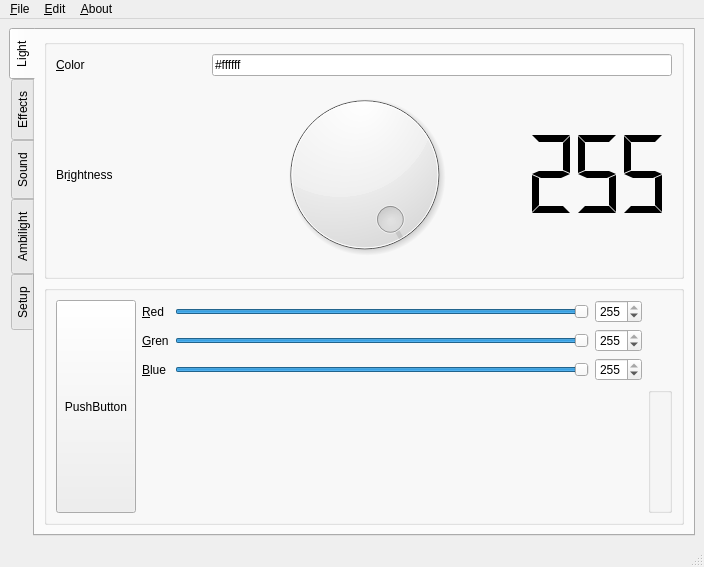
Old version of the form software/mainwindow.ui in the repository elektro-NIK/P3DA.
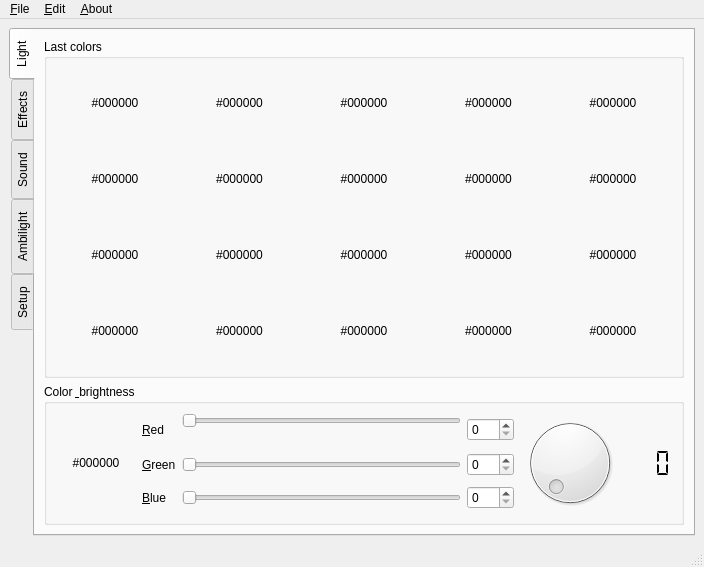
New version of the form. Icons and pictures are not drawn.

Commit message: Redesign 1st page GUI

What changed in the file:
```diff
--- a/software/mainwindow.ui
+++ b/software/mainwindow.ui
@@ -59,24 +59,509 @@
         <string>Light</string>
        </attribute>
        <layout class="QGridLayout" name="gridLayout_2">
-        <item row="4" column="0" rowspan="2" colspan="2">
+        <item row="0" column="0" colspan="2">
+         <widget class="QGroupBox" name="groupBox_3">
+          <property name="title">
+           <string>Last colors</string>
+          </property>
+          <layout class="QGridLayout" name="gridLayout_5">
+           <item row="1" column="1">
+            <widget class="QPushButton" name="pushButton_13">
+             <property name="sizePolicy">
+              <sizepolicy hsizetype="Minimum" vsizetype="Preferred">
+               <horstretch>0</horstretch>
+               <verstretch>0</verstretch>
+              </sizepolicy>
+             </property>
+             <property name="text">
+              <string>#000000</string>
+             </property>
+             <property name="flat">
+              <bool>true</bool>
+             </property>
+            </widget>
+           </item>
+           <item row="1" column="0">
+            <widget class="QPushButton" name="pushButton_12">
+             <property name="sizePolicy">
+              <sizepolicy hsizetype="Minimum" vsizetype="Preferred">
+               <horstretch>0</horstretch>
+               <verstretch>0</verstretch>
+              </sizepolicy>
+             </property>
+             <property name="text">
+              <string>#000000</string>
+             </property>
+             <property name="flat">
+              <bool>true</bool>
+             </property>
+            </widget>
+           </item>
+           <item row="1" column="3">
+            <widget class="QPushButton" name="pushButton_14">
+             <property name="sizePolicy">
+              <sizepolicy hsizetype="Minimum" vsizetype="Preferred">
+               <horstretch>0</horstretch>
+               <verstretch>0</verstretch>
+              </sizepolicy>
+             </property>
+             <property name="text">
+              <string>#000000</string>
+             </property>
+             <property name="flat">
+              <bool>true</bool>
+             </property>
+            </widget>
+           </item>
+           <item row="4" column="0">
+            <widget class="QPushButton" name="pushButton_15">
+             <property name="sizePolicy">
+              <sizepolicy hsizetype="Minimum" vsizetype="Preferred">
+               <horstretch>0</horstretch>
+               <verstretch>0</verstretch>
+              </sizepolicy>
+             </property>
+             <property name="text">
+              <string>#000000</string>
+             </property>
+             <property name="flat">
+              <bool>true</bool>
+             </property>
+            </widget>
+           </item>
+           <item row="4" column="3">
+            <widget class="QPushButton" name="pushButton_17">
+             <property name="sizePolicy">
+              <sizepolicy hsizetype="Minimum" vsizetype="Preferred">
+               <horstretch>0</horstretch>
+               <verstretch>0</verstretch>
+              </sizepolicy>
+             </property>
+             <property name="text">
+              <string>#000000</string>
+             </property>
+             <property name="flat">
+              <bool>true</bool>
+             </property>
+            </widget>
+           </item>
+           <item row="4" column="1">
+            <widget class="QPushButton" name="pushButton_16">
+             <property name="sizePolicy">
+              <sizepolicy hsizetype="Minimum" vsizetype="Preferred">
+               <horstretch>0</horstretch>
+               <verstretch>0</verstretch>
+              </sizepolicy>
+             </property>
+             <property name="text">
+              <string>#000000</string>
+             </property>
+             <property name="flat">
+              <bool>true</bool>
+             </property>
+            </widget>
+           </item>
+           <item row="0" column="0">
+            <widget class="QPushButton" name="pushButton_2">
+             <property name="sizePolicy">
+              <sizepolicy hsizetype="Minimum" vsizetype="Preferred">
+               <horstretch>0</horstretch>
+               <verstretch>0</verstretch>
+              </sizepolicy>
+             </property>
+             <property name="text">
+              <string>#000000</string>
+             </property>
+             <property name="flat">
+              <bool>true</bool>
+             </property>
+            </widget>
+           </item>
+           <item row="0" column="1">
+            <widget class="QPushButton" name="pushButton_8">
+             <property name="sizePolicy">
+              <sizepolicy hsizetype="Minimum" vsizetype="Preferred">
+               <horstretch>0</horstretch>
+               <verstretch>0</verstretch>
+              </sizepolicy>
+             </property>
+             <property name="text">
+              <string>#000000</string>
+             </property>
+             <property name="flat">
+              <bool>true</bool>
+             </property>
+            </widget>
+           </item>
+           <item row="0" column="3">
+            <widget class="QPushButton" name="pushButton_10">
+             <property name="sizePolicy">
+              <sizepolicy hsizetype="Minimum" vsizetype="Preferred">
+               <horstretch>0</horstretch>
+               <verstretch>0</verstretch>
+              </sizepolicy>
+             </property>
+             <property name="text">
+              <string>#000000</string>
+             </property>
+             <property name="flat">
+              <bool>true</bool>
+             </property>
+            </widget>
+           </item>
+           <item row="2" column="0">
+            <widget class="QPushButton" name="pushButton_7">
+             <property name="sizePolicy">
+              <sizepolicy hsizetype="Minimum" vsizetype="Preferred">
+               <horstretch>0</horstretch>
+               <verstretch>0</verstretch>
+              </sizepolicy>
+             </property>
+             <property name="text">
+              <string>#000000</string>
+             </property>
+             <property name="flat">
+              <bool>true</bool>
+             </property>
+            </widget>
+           </item>
+           <item row="2" column="1">
+            <widget class="QPushButton" name="pushButton_9">
+             <property name="sizePolicy">
+              <sizepolicy hsizetype="Minimum" vsizetype="Preferred">
+               <horstretch>0</horstretch>
+               <verstretch>0</verstretch>
+              </sizepolicy>
+             </property>
+             <property name="text">
+              <string>#000000</string>
+             </property>
+             <property name="flat">
+              <bool>true</bool>
+             </property>
+            </widget>
+           </item>
+           <item row="4" column="4">
+            <widget class="QPushButton" name="pushButton_21">
+             <property name="sizePolicy">
+              <sizepolicy hsizetype="Minimum" vsizetype="Preferred">
+               <horstretch>0</horstretch>
+               <verstretch>0</verstretch>
+              </sizepolicy>
+             </property>
+             <property name="text">
+              <string>#000000</string>
+             </property>
+             <property name="flat">
+              <bool>true</bool>
+             </property>
+            </widget>
+           </item>
+           <item row="1" column="4">
+            <widget class="QPushButton" name="pushButton_19">
+             <property name="sizePolicy">
+              <sizepolicy hsizetype="Minimum" vsizetype="Preferred">
+               <horstretch>0</horstretch>
+               <verstretch>0</verstretch>
+              </sizepolicy>
+             </property>
+             <property name="text">
+              <string>#000000</string>
+             </property>
+             <property name="flat">
+              <bool>true</bool>
+             </property>
+            </widget>
+           </item>
+           <item row="2" column="4">
+            <widget class="QPushButton" name="pushButton_20">
+             <property name="sizePolicy">
+              <sizepolicy hsizetype="Minimum" vsizetype="Preferred">
+               <horstretch>0</horstretch>
+               <verstretch>0</verstretch>
+              </sizepolicy>
+             </property>
+             <property name="text">
+              <string>#000000</string>
+             </property>
+             <property name="flat">
+              <bool>true</bool>
+             </property>
+            </widget>
+           </item>
+           <item row="0" column="4">
+            <widget class="QPushButton" name="pushButton_18">
+             <property name="sizePolicy">
+              <sizepolicy hsizetype="Minimum" vsizetype="Preferred">
+               <horstretch>0</horstretch>
+               <verstretch>0</verstretch>
+              </sizepolicy>
+             </property>
+             <property name="text">
+              <string>#000000</string>
+             </property>
+             <property name="flat">
+              <bool>true</bool>
+             </property>
+            </widget>
+           </item>
+           <item row="0" column="5">
+            <widget class="QPushButton" name="pushButton_22">
+             <property name="sizePolicy">
+              <sizepolicy hsizetype="Minimum" vsizetype="Preferred">
+               <horstretch>0</horstretch>
+               <verstretch>0</verstretch>
+              </sizepolicy>
+             </property>
+             <property name="text">
+              <string>#000000</string>
+             </property>
+             <property name="flat">
+              <bool>true</bool>
+             </property>
+            </widget>
+           </item>
+           <item row="1" column="5">
+            <widget class="QPushButton" name="pushButton_23">
+             <property name="sizePolicy">
+              <sizepolicy hsizetype="Minimum" vsizetype="Preferred">
+               <horstretch>0</horstretch>
+               <verstretch>0</verstretch>
+              </sizepolicy>
+             </property>
+             <property name="text">
+              <string>#000000</string>
+             </property>
+             <property name="flat">
+              <bool>true</bool>
+             </property>
+            </widget>
+           </item>
+           <item row="2" column="5">
+            <widget class="QPushButton" name="pushButton_24">
+             <property name="sizePolicy">
+              <sizepolicy hsizetype="Minimum" vsizetype="Preferred">
+               <horstretch>0</horstretch>
+               <verstretch>0</verstretch>
+              </sizepolicy>
+             </property>
+             <property name="text">
+              <string>#000000</string>
+             </property>
+             <property name="flat">
+              <bool>true</bool>
+             </property>
+            </widget>
+           </item>
+           <item row="4" column="5">
+            <widget class="QPushButton" name="pushButton_25">
+             <property name="sizePolicy">
+              <sizepolicy hsizetype="Minimum" vsizetype="Preferred">
+               <horstretch>0</horstretch>
+               <verstretch>0</verstretch>
+              </sizepolicy>
+             </property>
+             <property name="text">
+              <string>#000000</string>
+             </property>
+             <property name="flat">
+              <bool>true</bool>
+             </property>
+            </widget>
+           </item>
+           <item row="2" column="3">
+            <widget class="QPushButton" name="pushButton_11">
+             <property name="sizePolicy">
+              <sizepolicy hsizetype="Minimum" vsizetype="Preferred">
+               <horstretch>0</horstretch>
+               <verstretch>0</verstretch>
+              </sizepolicy>
+             </property>
+             <property name="text">
+              <string>#000000</string>
+             </property>
+             <property name="flat">
+              <bool>true</bool>
+             </property>
+            </widget>
+           </item>
+          </layout>
+         </widget>
+        </item>
+        <item row="2" column="0" colspan="2">
          <widget class="QGroupBox" name="groupBox">
           <property name="enabled">
            <bool>true</bool>
           </property>
+          <property name="sizePolicy">
+           <sizepolicy hsizetype="Preferred" vsizetype="Fixed">
+            <horstretch>0</horstretch>
+            <verstretch>0</verstretch>
+           </sizepolicy>
+          </property>
           <property name="title">
-           <string/>
+           <string>Color &amp; brightness</string>
           </property>
           <layout class="QGridLayout" name="gridLayout_3">
-           <item row="5" column="4">
-            <widget class="QGroupBox" name="groupBox">
-             <property name="flat">
+           <item row="3" column="3" rowspan="2">
+            <widget class="QSlider" name="horizontalSlider_3">
+             <property name="maximum">
+              <number>255</number>
+             </property>
+             <property name="value">
+              <number>0</number>
+             </property>
+             <property name="orientation">
+              <enum>Qt::Horizontal</enum>
+             </property>
+            </widget>
+           </item>
+           <item row="2" column="3">
+            <widget class="QSlider" name="horizontalSlider_2">
+             <property name="maximum">
+              <number>255</number>
+             </property>
+             <property name="value">
+              <number>0</number>
+             </property>
+             <property name="orientation">
+              <enum>Qt::Horizontal</enum>
+             </property>
+            </widget>
+           </item>
+           <item row="3" column="4" rowspan="2" colspan="2">
+            <widget class="QSpinBox" name="spinBox">
+             <property name="wrapping">
+              <bool>false</bool>
+             </property>
+             <property name="frame">
               <bool>true</bool>
              </property>
-             <layout class="QHBoxLayout" name="horizontalLayout"/>
+             <property name="readOnly">
+              <bool>false</bool>
+             </property>
+             <property name="buttonSymbols">
+              <enum>QAbstractSpinBox::UpDownArrows</enum>
+             </property>
+             <property name="accelerated">
+              <bool>false</bool>
+             </property>
+             <property name="showGroupSeparator" stdset="0">
+              <bool>false</bool>
+             </property>
+             <property name="maximum">
+              <number>255</number>
+             </property>
+             <property name="value">
+              <number>0</number>
+             </property>
             </widget>
            </item>
-           <item row="2" column="1">
+           <item row="2" column="2">
+            <widget class="QLabel" name="label_2">
+             <property name="text">
+              <string>&amp;Green</string>
+             </property>
+             <property name="buddy">
+              <cstring>horizontalSlider_2</cstring>
+             </property>
+            </widget>
+           </item>
+           <item row="2" column="4" colspan="2">
+            <widget class="QSpinBox" name="spinBox_2">
+             <property name="wrapping">
+              <bool>false</bool>
+             </property>
+             <property name="frame">
+              <bool>true</bool>
+             </property>
+             <property name="readOnly">
+              <bool>false</bool>
+             </property>
+             <property name="buttonSymbols">
+              <enum>QAbstractSpinBox::UpDownArrows</enum>
+             </property>
+             <property name="accelerated">
+              <bool>false</bool>
+             </property>
+             <property name="showGroupSeparator" stdset="0">
+              <bool>false</bool>
+             </property>
+             <property name="maximum">
+              <number>255</number>
+             </property>
+             <property name="value">
+              <number>0</number>
+             </property>
+            </widget>
+           </item>
+           <item row="3" column="2" rowspan="2">
+            <widget class="QLabel" name="label_3">
+             <property name="text">
+              <string>&amp;Blue</string>
+             </property>
+             <property name="buddy">
+              <cstring>horizontalSlider_3</cstring>
+             </property>
+            </widget>
+           </item>
+           <item row="0" column="6" rowspan="5">
+            <widget class="QDial" name="dial">
+             <property name="maximum">
+              <number>255</number>
+             </property>
+             <property name="value">
+              <number>0</number>
+             </property>
+             <property name="sliderPosition">
+              <number>0</number>
+             </property>
+             <property name="tracking">
+              <bool>false</bool>
+             </property>
+             <property name="orientation">
+              <enum>Qt::Horizontal</enum>
+             </property>
+             <property name="invertedAppearance">
+              <bool>false</bool>
+             </property>
+             <property name="invertedControls">
+              <bool>false</bool>
+             </property>
+             <property name="notchesVisible">
+              <bool>false</bool>
+             </property>
+            </widget>
+           </item>
+           <item row="0" column="4" rowspan="2" colspan="2">
+            <widget class="QSpinBox" name="spinBox_3">
+             <property name="wrapping">
+              <bool>false</bool>
+             </property>
+             <property name="frame">
+              <bool>true</bool>
+             </property>
+             <property name="readOnly">
+              <bool>false</bool>
+             </property>
+             <property name="buttonSymbols">
+              <enum>QAbstractSpinBox::UpDownArrows</enum>
+             </property>
+             <property name="accelerated">
+              <bool>false</bool>
+             </property>
+             <property name="showGroupSeparator" stdset="0">
+              <bool>false</bool>
+             </property>
+             <property name="maximum">
+              <number>255</number>
+             </property>
+             <property name="value">
+              <number>0</number>
+             </property>
+            </widget>
+           </item>
+           <item row="0" column="2" rowspan="2">
             <widget class="QLabel" name="label">
              <property name="text">
               <string>&amp;Red</string>
@@ -86,29 +571,16 @@
              </property>
             </widget>
            </item>
-           <item row="2" column="0" rowspan="4">
-            <widget class="QPushButton" name="pushButton">
-             <property name="sizePolicy">
-              <sizepolicy hsizetype="Minimum" vsizetype="Minimum">
-               <horstretch>0</horstretch>
-               <verstretch>0</verstretch>
-              </sizepolicy>
-             </property>
-             <property name="text">
-              <string>PushButton</string>
-             </property>
-            </widget>
-           </item>
-           <item row="2" column="2">
+           <item row="0" column="3">
             <widget class="QSlider" name="horizontalSlider">
              <property name="maximum">
               <number>255</number>
              </property>
              <property name="value">
-              <number>255</number>
+              <number>0</number>
              </property>
              <property name="sliderPosition">
-              <number>255</number>
+              <number>0</number>
              </property>
              <property name="tracking">
               <bool>true</bool>
@@ -130,176 +602,7 @@
              </property>
             </widget>
            </item>
-           <item row="2" column="3">
-            <widget class="QSpinBox" name="spinBox_3">
-             <property name="wrapping">
-              <bool>false</bool>
-             </property>
-             <property name="frame">
-              <bool>true</bool>
-             </property>
-             <property name="readOnly">
-              <bool>false</bool>
-             </property>
-             <property name="buttonSymbols">
-              <enum>QAbstractSpinBox::UpDownArrows</enum>
-             </property>
-             <property name="accelerated">
-              <bool>false</bool>
-             </property>
-             <property name="showGroupSeparator" stdset="0">
-              <bool>false</bool>
-             </property>
-             <property name="maximum">
-              <number>255</number>
-             </property>
-             <property name="value">
-              <number>255</number>
-             </property>
-            </widget>
-           </item>
-           <item row="3" column="1">
-            <widget class="QLabel" name="label_2">
-             <property name="text">
-              <string>&amp;Gren</string>
-             </property>
-             <property name="buddy">
-              <cstring>horizontalSlider_2</cstring>
-             </property>
-            </widget>
-           </item>
-           <item row="4" column="1">
-            <widget class="QLabel" name="label_3">
-             <property name="text">
-              <string>&amp;Blue</string>
-             </property>
-             <property name="buddy">
-              <cstring>horizontalSlider_3</cstring>
-             </property>
-            </widget>
-           </item>
-           <item row="3" column="2">
-            <widget class="QSlider" name="horizontalSlider_2">
-             <property name="maximum">
-              <number>255</number>
-             </property>
-             <property name="value">
-              <number>255</number>
-             </property>
-             <property name="orientation">
-              <enum>Qt::Horizontal</enum>
-             </property>
-            </widget>
-           </item>
-           <item row="4" column="2">
-            <widget class="QSlider" name="horizontalSlider_3">
-             <property name="maximum">
-              <number>255</number>
-             </property>
-             <property name="value">
-              <number>255</number>
-             </property>
-             <property name="orientation">
-              <enum>Qt::Horizontal</enum>
-             </property>
-            </widget>
-           </item>
-           <item row="3" column="3">
-            <widget class="QSpinBox" name="spinBox_2">
-             <property name="wrapping">
-              <bool>false</bool>
-             </property>
-             <property name="frame">
-              <bool>true</bool>
-             </property>
-             <property name="readOnly">
-              <bool>false</bool>
-             </property>
-             <property name="buttonSymbols">
-              <enum>QAbstractSpinBox::UpDownArrows</enum>
-             </property>
-             <property name="accelerated">
-              <bool>false</bool>
-             </property>
-             <property name="showGroupSeparator" stdset="0">
-              <bool>false</bool>
-             </property>
-             <property name="maximum">
-              <number>255</number>
-             </property>
-             <property name="value">
-              <number>255</number>
-             </property>
-            </widget>
-           </item>
-           <item row="4" column="3">
-            <widget class="QSpinBox" name="spinBox">
-             <property name="wrapping">
-              <bool>false</bool>
-             </property>
-             <property name="frame">
-              <bool>true</bool>
-             </property>
-             <property name="readOnly">
-              <bool>false</bool>
-             </property>
-             <property name="buttonSymbols">
-              <enum>QAbstractSpinBox::UpDownArrows</enum>
-             </property>
-             <property name="accelerated">
-              <bool>false</bool>
-             </property>
-             <property name="showGroupSeparator" stdset="0">
-              <bool>false</bool>
-             </property>
-             <property name="maximum">
-              <number>255</number>
-             </property>
-             <property name="value">
-              <number>255</number>
-             </property>
-            </widget>
-           </item>
-          </layout>
-         </widget>
-        </item>
-        <item row="2" column="0" rowspan="2" colspan="2">
-         <widget class="QGroupBox" name="groupBox_2">
-          <property name="enabled">
-           <bool>true</bool>
-          </property>
-          <property name="title">
-           <string/>
-          </property>
-          <layout class="QGridLayout" name="gridLayout_4">
-           <item row="0" column="1">
-            <widget class="QLabel" name="label_4">
-             <property name="text">
-              <string>&amp;Color</string>
-             </property>
-             <property name="buddy">
-              <cstring>lineEdit</cstring>
-             </property>
-            </widget>
-           </item>
-           <item row="0" column="2" colspan="3">
-            <widget class="QLineEdit" name="lineEdit">
-             <property name="text">
-              <string>#ffffff</string>
-             </property>
-            </widget>
-           </item>
-           <item row="3" column="1">
-            <widget class="QLabel" name="label_6">
-             <property name="text">
-              <string>Br&amp;ightness</string>
-             </property>
-             <property name="buddy">
-              <cstring>dial</cstring>
-             </property>
-            </widget>
-           </item>
-           <item row="3" column="4">
+           <item row="0" column="7" rowspan="5">
             <widget class="QLCDNumber" name="lcdNumber">
              <property name="frameShape">
               <enum>QFrame::NoFrame</enum>
@@ -317,35 +620,26 @@
               <enum>QLCDNumber::Flat</enum>
              </property>
              <property name="value" stdset="0">
-              <double>255.000000000000000</double>
+              <double>0.000000000000000</double>
+             </property>
+             <property name="intValue" stdset="0">
+              <number>0</number>
              </property>
             </widget>
            </item>
-           <item row="3" column="2" colspan="2">
-            <widget class="QDial" name="dial">
-             <property name="maximum">
-              <number>255</number>
+           <item row="0" column="0" rowspan="5">
+            <widget class="QPushButton" name="pushButton">
+             <property name="sizePolicy">
+              <sizepolicy hsizetype="Preferred" vsizetype="Preferred">
+               <horstretch>0</horstretch>
+               <verstretch>0</verstretch>
+              </sizepolicy>
              </property>
-             <property name="value">
-              <number>255</number>
+             <property name="text">
+              <string>#000000</string>
              </property>
-             <property name="sliderPosition">
-              <number>255</number>
-             </property>
-             <property name="tracking">
-              <bool>false</bool>
-             </property>
-             <property name="orientation">
-              <enum>Qt::Horizontal</enum>
-             </property>
-             <property name="invertedAppearance">
-              <bool>false</bool>
-             </property>
-             <property name="invertedControls">
-              <bool>false</bool>
-             </property>
-             <property name="notchesVisible">
-              <bool>false</bool>
+             <property name="flat">
+              <bool>true</bool>
              </property>
             </widget>
            </item>
```
